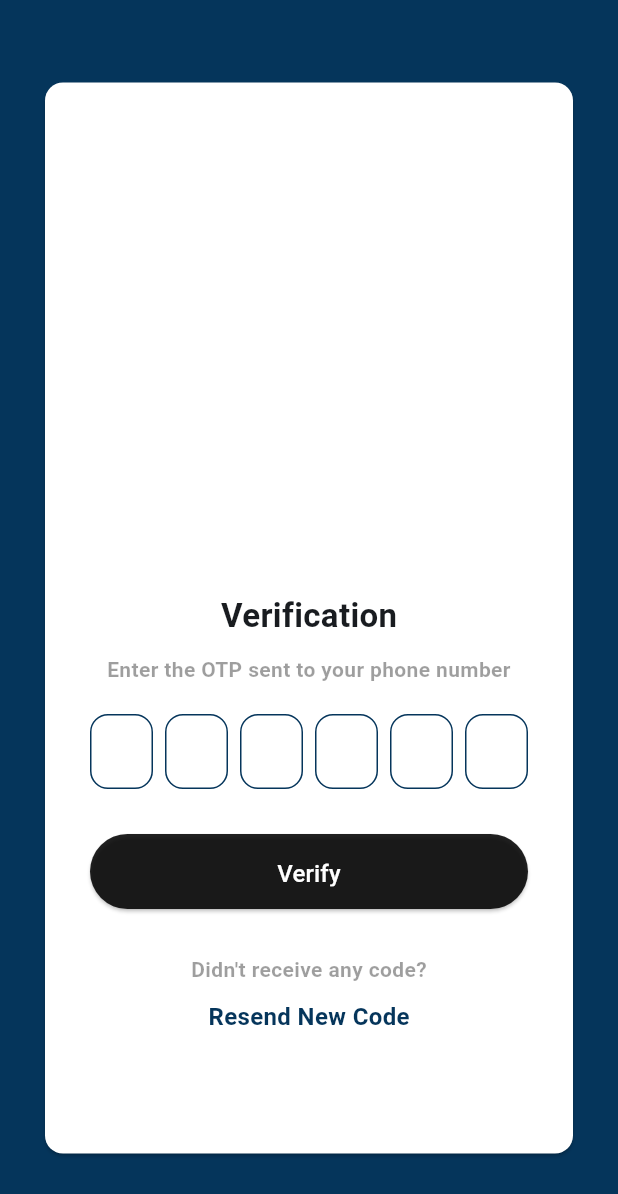
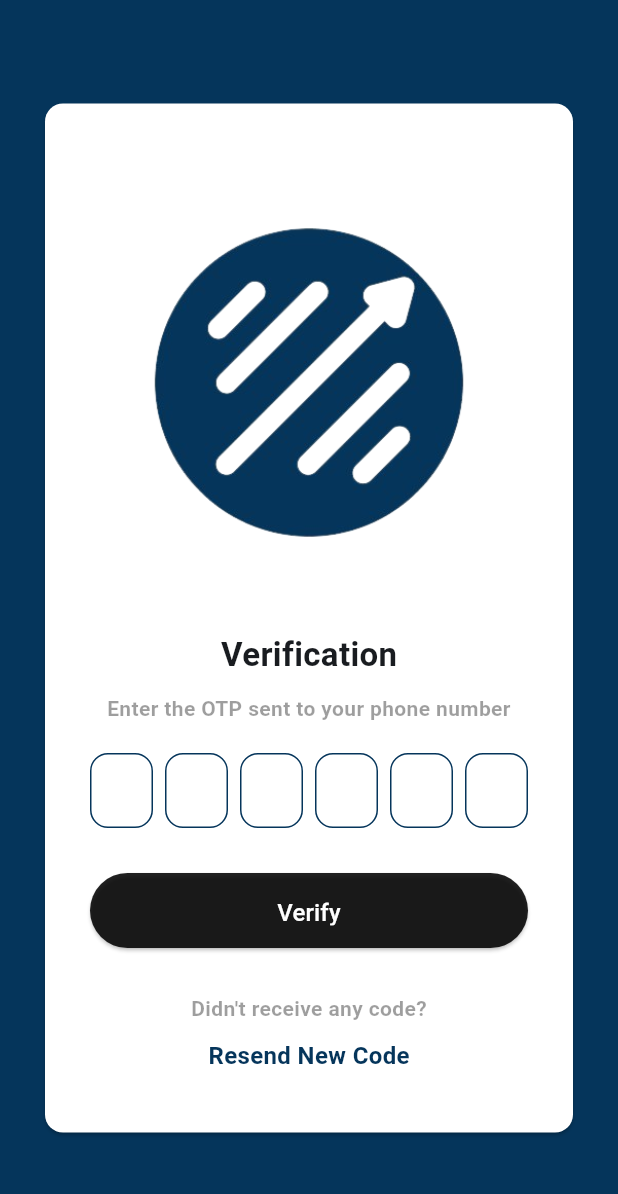
Before and after one commit to KrishChopra22/stockfolio, a Flutter app: the OtpScreen screen opened directly, on a phone screen of 412 x 824 dp. Shown: the top 1194 px of the screen. Run offline on Flutter 3.47's test engine with Material 3 defaults, Android fonts, the light colour scheme and no system bars; drawn by our look-alikes of pinput; our stand-ins replace cloud_firestore, country_picker, firebase_auth, firebase_core, firebase_storage, fl_chart and 6 more; missing offline and left inert: fk_toggle; accounts and stored records are empty; generated files the repository leaves out were written again; project files that could hold a hidden picture were left out.

Commit message:
app icon updated

```diff
--- a/lib/features/auth/screens/login_screen.dart
+++ b/lib/features/auth/screens/login_screen.dart
@@ -32,13 +32,14 @@ class _LoginScreenState extends State<LoginScreen> {
       body: Center(
         child: SingleChildScrollView(
           child: Card(
-            margin: EdgeInsets.symmetric(horizontal: 30, vertical: 30),
+            margin: const EdgeInsets.symmetric(horizontal: 30, vertical: 40),
             color: AppColors.white,
             child: Padding(
               padding: const EdgeInsets.symmetric(horizontal: 30, vertical: 80),
               child: Column(
                 children: <Widget>[
-                  const SizedBox(height: 300),
+                  Image.asset('assets/stockfolio.png'),
+                  const SizedBox(height: 30),
                   const Text(
                     'Welcome',
                     style: TextStyle(
--- a/lib/features/auth/screens/otp_screen.dart
+++ b/lib/features/auth/screens/otp_screen.dart
@@ -32,11 +32,14 @@ class _OtpScreenState extends State<OtpScreen> {
           : Center(
               child: SingleChildScrollView(
                 child: Card(
-                  margin: EdgeInsets.symmetric(horizontal: 30, vertical: 30),
+                  margin:
+                      const EdgeInsets.symmetric(horizontal: 30, vertical: 40),
                   color: AppColors.white,
                   child: Padding(
                     padding: const EdgeInsets.symmetric(
-                        horizontal: 30, vertical: 80),
+                      horizontal: 30,
+                      vertical: 40,
+                    ),
                     child: Column(
                       children: <Widget>[
                         // Align(
@@ -46,7 +49,8 @@ class _OtpScreenState extends State<OtpScreen> {
                         //     child: const Icon(Icons.arrow_back),
                         //   ),
                         // ),
-                        const SizedBox(height: 260),
+                        Image.asset('assets/stockfolio.png'),
+                        const SizedBox(height: 20),
                         const Text(
                           'Verification',
                           style: TextStyle(
```
Also changed, not shown: lib/features/analyze/screens/analyze_page.dart (+21 -5 lines), assets/stockfolio.png (added), 26 other files.
